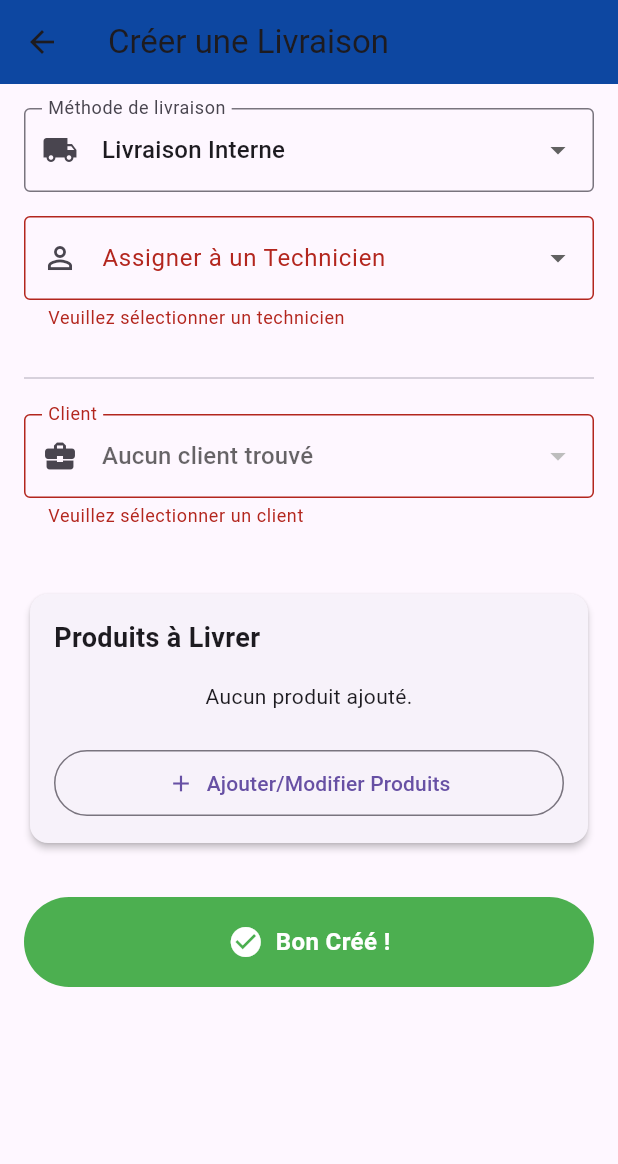
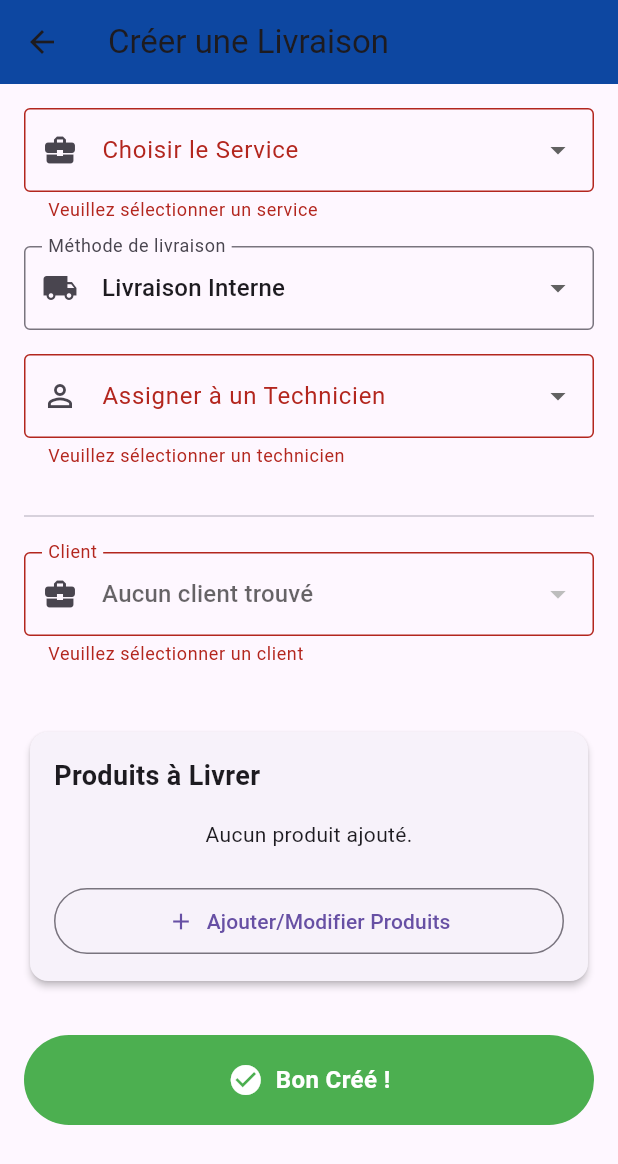
Before and after one commit to boukath/Boitex-Info-App, a Flutter app: the AddLivraisonPage screen opened directly, after a tap on "Créer le Bon de Livraison", on a phone screen of 412 x 824 dp. Shown: the top 1164 px of the screen. Run offline on Flutter 3.47's test engine with Material 3 defaults, Android fonts, the phone set to English and light mode, and no system bars; our stand-ins replace cloud_firestore, file_picker, firebase_auth, firebase_core, firebase_messaging, firebase_storage and 7 more; missing offline and left inert: mobile_scanner; accounts and stored records are empty.

Commit message:
Fix: Prevent crash on Add Livraison page when changing service

```diff
--- a/lib/screens/administration/add_livraison_page.dart
+++ b/lib/screens/administration/add_livraison_page.dart
@@ -19,7 +19,10 @@ class _AddLivraisonPageState extends State<AddLivraisonPage> {
   SelectableItem? _selectedClient;
   SelectableItem? _selectedStore;
   List<ProductSelection> _selectedProducts = [];
+
+  // ✅ 1. State variable for the new service dropdown
   String? _selectedServiceType;
+
   SelectableItem? _selectedTechnician;
   final _externalCarrierNameController = TextEditingController();
   final _trackingNumberController = TextEditingController();
@@ -35,7 +38,9 @@ class _AddLivraisonPageState extends State<AddLivraisonPage> {
   @override
   void initState() {
     super.initState();
+    // Pre-select the service if coming from a specific dashboard, otherwise it's null
     _selectedServiceType = widget.serviceType;
+
     Future.delayed(Duration.zero, () {
       if (mounted) {
         _fetchClients();
@@ -51,31 +56,24 @@ class _AddLivraisonPageState extends State<AddLivraisonPage> {
     super.dispose();
   }
 
+  // ✅ No changes to _fetchClients, it's clean and simple now.
   Future<void> _fetchClients() async {
     if (FirebaseAuth.instance.currentUser == null) {
-      if (mounted) setState(() {
-        _clientError = "Erreur: Utilisateur non connecté.";
-        _isLoadingClients = false;
-      });
+      if (mounted) setState(() => _clientError = "Erreur: Utilisateur non connecté.");
       return;
     }
-    setState(() {
-      _isLoadingClients = true;
-      _clientError = null;
-    });
+    setState(() => _isLoadingClients = true);
     try {
       final snapshot = await FirebaseFirestore.instance.collection('clients').get();
       final clients = snapshot.docs
           .map((doc) => SelectableItem(id: doc.id, name: doc['name'], data: {}))
           .toList();
-      // Alphabetical order
       clients.sort((a, b) => a.name.toLowerCase().compareTo(b.name.toLowerCase()));
-      if (mounted) setState(() { _clients = clients; });
+      if (mounted) setState(() => _clients = clients);
     } catch (e) {
-      print('Error fetching clients: $e');
-      if (mounted) setState(() { _clientError = "Erreur: ${e.toString()}"; });
+      if (mounted) setState(() => _clientError = "Erreur: ${e.toString()}");
     } finally {
-      if (mounted) setState(() { _isLoadingClients = false; });
+      if (mounted) setState(() => _isLoadingClients = false);
     }
   }
 
@@ -92,59 +90,55 @@ class _AddLivraisonPageState extends State<AddLivraisonPage> {
           .collection('stores')
           .get();
       final stores = snapshot.docs.map((doc) {
-        final location =
-        doc.data().containsKey('location') ? doc['location'] : '';
+        final location = doc.data().containsKey('location') ? doc['location'] : '';
         return SelectableItem(
           id: doc.id,
           name: doc['name'],
           data: {'location': location},
         );
       }).toList();
-      if (mounted) setState(() {
-        _stores = stores;
-        _isLoadingStores = false;
-      });
+      if (mounted) setState(() => _stores = stores);
     } catch (e) {
       print('Error fetching stores: $e');
+    } finally {
       if (mounted) setState(() => _isLoadingStores = false);
     }
   }
 
   Future<void> _fetchTechnicians() async {
+    setState(() => _isLoadingTechnicians = true);
     try {
-      Query query = FirebaseFirestore.instance.collection('users');
-      if (_selectedServiceType != null) {
-        query = query.where('department', isEqualTo: _selectedServiceType);
-      }
-      final snapshot = await query.get();
+      // This query now fetches ALL users every time, without any filters.
+      final snapshot = await FirebaseFirestore.instance.collection('users').get();
       final technicians = snapshot.docs
           .map((doc) =>
           SelectableItem(id: doc.id, name: doc['displayName'] ?? doc.id))
           .toList();
-      if (mounted) setState(() {
-        _technicians = technicians;
-        _isLoadingTechnicians = false;
-      });
+      if (mounted) setState(() => _technicians = technicians);
     } catch (e) {
       print('Error fetching technicians: $e');
+    } finally {
       if (mounted) setState(() => _isLoadingTechnicians = false);
     }
   }
 
+  // ✅ 2. Using the safer, updated counter logic to prevent crashes.
   Future<String> _getNextBonLivraisonCode() async {
     final year = DateTime.now().year;
-    final counterRef = FirebaseFirestore.instance
-        .collection('counters')
-        .doc('livraison_counter_$year');
+    final counterRef = FirebaseFirestore.instance.collection('counters').doc('livraison_counter_$year');
+
     final nextNumber = await FirebaseFirestore.instance.runTransaction((transaction) async {
       final snapshot = await transaction.get(counterRef);
-      int lastNumber = 0;
-      if (snapshot.exists && snapshot.data()?['count'] != null) {
-        lastNumber = snapshot.data()!['count'] as int;
+
+      if (!snapshot.exists) {
+        transaction.set(counterRef, {'count': 1});
+        return 1;
+      } else {
+        final lastNumber = (snapshot.data()?['count'] ?? 0) as int;
+        final newNumber = lastNumber + 1;
+        transaction.set(counterRef, {'count': newNumber});
+        return newNumber;
       }
-      final newNumber = lastNumber + 1;
-      transaction.set(counterRef, {'count': newNumber}, SetOptions(merge: true));
-      return newNumber;
     });
     return 'BL-$nextNumber/$year';
   }
@@ -152,17 +146,16 @@ class _AddLivraisonPageState extends State<AddLivraisonPage> {
   void _showProductSelectorDialog() async {
     final List<ProductSelection>? result = await showDialog(
         context: context,
-        builder: (context) =>
-            ProductSelectorDialog(initialProducts: _selectedProducts));
+        builder: (context) => ProductSelectorDialog(initialProducts: _selectedProducts));
     if (result != null) {
-      setState(() {
-        _selectedProducts = result;
-      });
+      setState(() => _selectedProducts = result);
     }
   }
 
+  // ✅ 3. The save function now handles all cases: Service Technique, Service IT, and Both.
   Future<void> _saveLivraison() async {
     if (!_formKey.currentState!.validate()) return;
+
     if (_selectedProducts.isEmpty) {
       ScaffoldMessenger.of(context).showSnackBar(const SnackBar(
         content: Text('Veuillez ajouter au moins un produit.'),
@@ -170,6 +163,7 @@ class _AddLivraisonPageState extends State<AddLivraisonPage> {
       ));
       return;
     }
+
     final user = FirebaseAuth.instance.currentUser;
     if (user == null) return;
 
@@ -179,7 +173,6 @@ class _AddLivraisonPageState extends State<AddLivraisonPage> {
       'bonLivraisonCode': bonLivraisonCode,
       'clientId': _selectedClient!.id,
       'clientName': _selectedClient!.name,
-      // Store is optional!
       'storeId': _selectedStore?.id,
       'storeName': _selectedStore?.name,
       'deliveryAddress': _selectedStore?.data?['location'] ?? 'N/A',
@@ -190,23 +183,33 @@ class _AddLivraisonPageState extends State<AddLivraisonPage> {
       'createdBy': user.displayName ?? user.email,
       'createdById': user.uid,
       'createdAt': FieldValue.serverTimestamp(),
-      'serviceType': _selectedServiceType,
       'deliveryMethod': _deliveryMethod,
-      if (_deliveryMethod == 'Livraison Interne')
-        'technicianId': _selectedTechnician?.id,
-      if (_deliveryMethod == 'Livraison Interne')
-        'technicianName': _selectedTechnician?.name,
-      if (_deliveryMethod == 'Livraison Externe')
-        'externalCarrierName': _externalCarrierNameController.text,
-      if (_deliveryMethod == 'Livraison Externe')
-        'trackingNumber': _trackingNumberController.text,
+      if (_deliveryMethod == 'Livraison Interne') 'technicianId': _selectedTechnician?.id,
+      if (_deliveryMethod == 'Livraison Interne') 'technicianName': _selectedTechnician?.name,
+      if (_deliveryMethod == 'Livraison Externe') 'externalCarrierName': _externalCarrierNameController.text,
+      if (_deliveryMethod == 'Livraison Externe') 'trackingNumber': _trackingNumberController.text,
     };
 
     try {
-      await FirebaseFirestore.instance
-          .collection('livraisons')
-          .add(deliveryData);
+      final batch = FirebaseFirestore.instance.batch();
+      final livraisonsCollection = FirebaseFirestore.instance.collection('livraisons');
+
+      List<String> servicesToCreate = [];
+      if (_selectedServiceType == 'Service Technique' || _selectedServiceType == 'Service IT') {
+        servicesToCreate.add(_selectedServiceType!);
+      } else if (_selectedServiceType == 'Les Deux') {
+        servicesToCreate.add('Service Technique');
+        servicesToCreate.add('Service IT');
+      }
+
+      for (final service in servicesToCreate) {
+        final docRef = livraisonsCollection.doc();
+        batch.set(docRef, {...deliveryData, 'serviceType': service});
+      }
+
+      await batch.commit();
       Navigator.pop(context);
+
     } catch (e) {
       ScaffoldMessenger.of(context).showSnackBar(SnackBar(
         content: Text('Erreur lors de la création de la livraison: $e'),
@@ -230,6 +233,35 @@ class _AddLivraisonPageState extends State<AddLivraisonPage> {
             child: Column(
               crossAxisAlignment: CrossAxisAlignment.start,
               children: [
+                // ✅ 4. The new, mandatory dropdown for selecting the service.
+                // It is hidden if the user is already inside a specific service dashboard.
+                if (widget.serviceType == null) ...[
+                  DropdownButtonFormField<String>(
+                    value: _selectedServiceType,
+                    decoration: const InputDecoration(
+                      labelText: 'Choisir le Service',
+                      border: OutlineInputBorder(),
+                      prefixIcon: Icon(Icons.business_center),
+                    ),
+                    items: ['Service Technique', 'Service IT', 'Les Deux']
+                        .map((label) => DropdownMenuItem(
+                      child: Text(label),
+                      value: label,
+                    ))
+                        .toList(),
+                    onChanged: (value) {
+                      setState(() {
+                        _selectedServiceType = value;
+                        _technicians = [];
+                        _selectedTechnician = null;
+                      });
+                      _fetchTechnicians();
+                    },
+                    validator: (value) => value == null ? 'Veuillez sélectionner un service' : null,
+                  ),
+                  const SizedBox(height: 16),
+                ],
+
                 DropdownButtonFormField<String>(
                   value: _deliveryMethod,
                   decoration: const InputDecoration(
@@ -253,6 +285,7 @@ class _AddLivraisonPageState extends State<AddLivraisonPage> {
                   },
                 ),
                 const SizedBox(height: 16),
+
                 if (_deliveryMethod == 'Livraison Interne')
                   DropdownButtonFormField<SelectableItem>(
                     value: _selectedTechnician,
@@ -270,9 +303,8 @@ class _AddLivraisonPageState extends State<AddLivraisonPage> {
                     onChanged: _isLoadingTechnicians
                         ? null
                         : (value) => setState(() => _selectedTechnician = value),
-                    validator: (value) => value == null
-                        ? 'Veuillez sélectionner un technicien'
-                        : null,
+                    validator: (value) =>
+                    value == null ? 'Veuillez sélectionner un technicien' : null,
                   )
                 else ...[
                   TextFormField(
@@ -299,11 +331,10 @@ class _AddLivraisonPageState extends State<AddLivraisonPage> {
                 const SizedBox(height: 24),
                 const Divider(),
                 const SizedBox(height: 16),
+
                 DropdownButtonFormField<SelectableItem>(
                   value: _selectedClient,
-                  hint: !_isLoadingClients && _clients.isEmpty
-                      ? const Text('Aucun client trouvé')
-                      : null,
+                  hint: !_isLoadingClients && _clients.isEmpty ? const Text('Aucun client trouvé') : null,
                   decoration: InputDecoration(
                     labelText: 'Client',
                     border: const OutlineInputBorder(),
@@ -342,12 +373,11 @@ class _AddLivraisonPageState extends State<AddLivraisonPage> {
                   value == null ? 'Veuillez sélectionner un client' : null,
                 ),
                 const SizedBox(height: 16),
+
                 if (_selectedClient != null)
                   DropdownButtonFormField<SelectableItem>(
                     value: _selectedStore,
-                    hint: !_isLoadingStores && _stores.isEmpty
-                        ? const Text('Aucun magasin trouvé')
-                        : null,
+                    hint: !_isLoadingStores && _stores.isEmpty ? const Text('Aucun magasin trouvé') : null,
                     decoration: InputDecoration(
                       labelText: 'Magasin / Destination',
                       border: const OutlineInputBorder(),
@@ -358,7 +388,8 @@ class _AddLivraisonPageState extends State<AddLivraisonPage> {
                         child: SizedBox(
                           height: 24,
                           width: 24,
-                          child: CircularProgressIndicator(strokeWidth: 3),
+                          child:
+                          CircularProgressIndicator(strokeWidth: 3),
                         ),
                       )
                           : null,
@@ -375,6 +406,7 @@ class _AddLivraisonPageState extends State<AddLivraisonPage> {
                         : (value) => setState(() => _selectedStore = value),
                   ),
                 const SizedBox(height: 24),
+
                 Card(
                   elevation: 2,
                   child: Padding(
--- a/lib/screens/administration/livraison_history_page.dart
+++ b/lib/screens/administration/livraison_history_page.dart
@@ -70,7 +70,7 @@ class _LivraisonHistoryPageState extends State<LivraisonHistoryPage> {
                   final query = _searchQuery.toLowerCase();
 
                   final bonNumber =
-                  (data['blCode'] as String? ?? '').toLowerCase();
+                  (data['bonLivraisonCode'] as String? ?? '').toLowerCase();
                   if (bonNumber.contains(query)) {
                     return true;
                   }
--- a/lib/screens/administration/livraisons_hub_page.dart
+++ b/lib/screens/administration/livraisons_hub_page.dart
@@ -81,7 +81,7 @@ class LivraisonsHubPage extends StatelessWidget {
             itemBuilder: (context, index) {
               final doc = livraisons[index];
               final data = doc.data() as Map<String, dynamic>;
-              final bonNumber = data['blCode'] ?? 'N/A';
+              final bonNumber = data['bonLivraisonCode'] ?? 'N/A';
               final clientName = data['clientName'] ?? 'Client inconnu';
               final status = data['status'] ?? 'À Préparer';
               final createdAt = (data['createdAt'] as Timestamp?)?.toDate();
```
